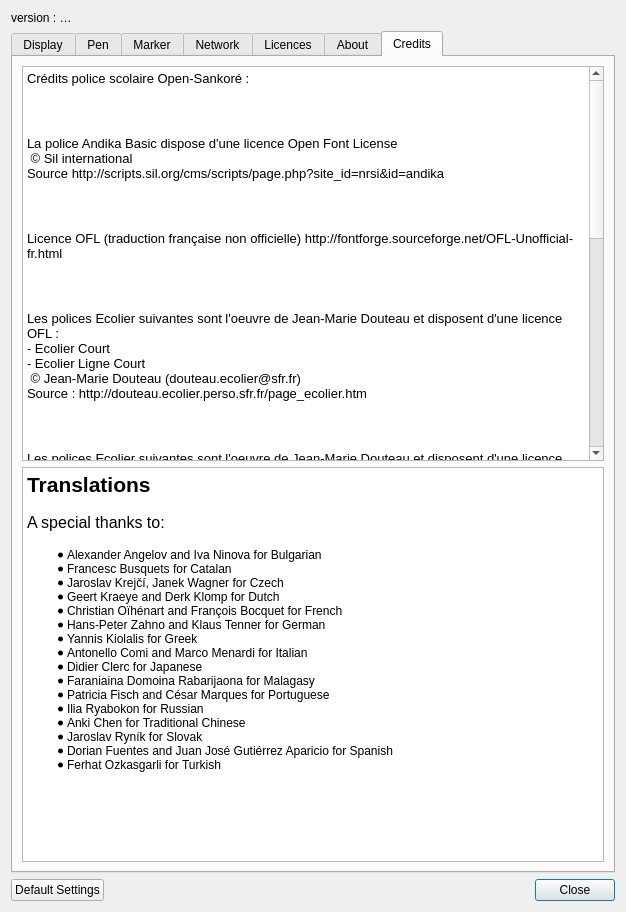
First picture: the form in resources/forms/preferences.ui, repository Sankore/Sankore-3.1, before the edit.
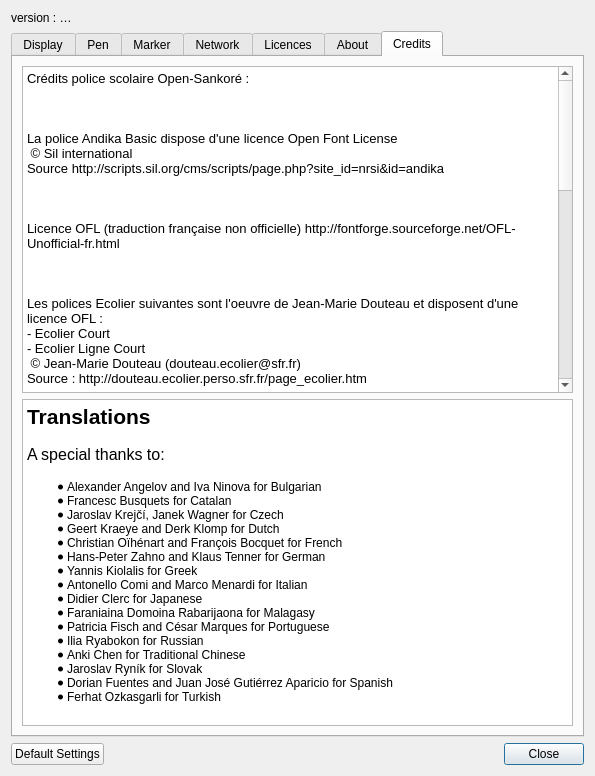
Second picture: the form after the edit. The open tabs and pages were chosen to show the change.

Patch:
```diff
--- a/resources/forms/preferences.ui
+++ b/resources/forms/preferences.ui
@@ -6,8 +6,8 @@
    <rect>
     <x>0</x>
     <y>0</y>
-    <width>626</width>
-    <height>912</height>
+    <width>595</width>
+    <height>776</height>
    </rect>
   </property>
   <property name="windowTitle">
@@ -2463,52 +2463,52 @@
           <string>&lt;!DOCTYPE HTML PUBLIC &quot;-//W3C//DTD HTML 4.0//EN&quot; &quot;http://www.w3.org/TR/REC-html40/strict.dtd&quot;&gt;
 &lt;html&gt;&lt;head&gt;&lt;meta name=&quot;qrichtext&quot; content=&quot;1&quot; /&gt;&lt;style type=&quot;text/css&quot;&gt;
 p, li { white-space: pre-wrap; }
-&lt;/style&gt;&lt;/head&gt;&lt;body style=&quot; font-family:'Ubuntu'; font-size:11pt; font-weight:400; font-style:normal;&quot;&gt;
-&lt;p style=&quot; margin-top:0px; margin-bottom:0px; margin-left:0px; margin-right:0px; -qt-block-indent:0; text-indent:0px;&quot;&gt;&lt;span style=&quot; font-size:10pt;&quot;&gt;Crédits police scolaire Open-Sankoré : &lt;/span&gt;&lt;/p&gt;
-&lt;p style=&quot;-qt-paragraph-type:empty; margin-top:0px; margin-bottom:0px; margin-left:0px; margin-right:0px; -qt-block-indent:0; text-indent:0px; font-size:10pt;&quot;&gt;&lt;br /&gt;&lt;/p&gt;
-&lt;p style=&quot; margin-top:0px; margin-bottom:0px; margin-left:0px; margin-right:0px; -qt-block-indent:0; text-indent:0px;&quot;&gt;&lt;span style=&quot; font-size:10pt;&quot;&gt;&lt;br /&gt;&lt;/span&gt;&lt;/p&gt;
-&lt;p style=&quot; margin-top:0px; margin-bottom:0px; margin-left:0px; margin-right:0px; -qt-block-indent:0; text-indent:0px;&quot;&gt;&lt;span style=&quot; font-size:10pt;&quot;&gt;La police Andika Basic dispose d'une licence Open Font License &lt;/span&gt;&lt;/p&gt;
-&lt;p style=&quot; margin-top:0px; margin-bottom:0px; margin-left:0px; margin-right:0px; -qt-block-indent:0; text-indent:0px;&quot;&gt;&lt;span style=&quot; font-size:10pt;&quot;&gt; © Sil international&lt;/span&gt;&lt;/p&gt;
-&lt;p style=&quot; margin-top:0px; margin-bottom:0px; margin-left:0px; margin-right:0px; -qt-block-indent:0; text-indent:0px;&quot;&gt;&lt;span style=&quot; font-size:10pt;&quot;&gt;Source http://scripts.sil.org/cms/scripts/page.php?site_id=nrsi&amp;amp;id=andika&lt;/span&gt;&lt;/p&gt;
-&lt;p style=&quot;-qt-paragraph-type:empty; margin-top:0px; margin-bottom:0px; margin-left:0px; margin-right:0px; -qt-block-indent:0; text-indent:0px; font-size:10pt;&quot;&gt;&lt;br /&gt;&lt;/p&gt;
-&lt;p style=&quot; margin-top:0px; margin-bottom:0px; margin-left:0px; margin-right:0px; -qt-block-indent:0; text-indent:0px;&quot;&gt;&lt;span style=&quot; font-size:10pt;&quot;&gt;&lt;br /&gt;&lt;/span&gt;&lt;/p&gt;
-&lt;p style=&quot; margin-top:0px; margin-bottom:0px; margin-left:0px; margin-right:0px; -qt-block-indent:0; text-indent:0px;&quot;&gt;&lt;span style=&quot; font-size:10pt;&quot;&gt;Licence OFL (traduction française non officielle) http://fontforge.sourceforge.net/OFL-Unofficial-fr.html&lt;/span&gt;&lt;/p&gt;
-&lt;p style=&quot;-qt-paragraph-type:empty; margin-top:0px; margin-bottom:0px; margin-left:0px; margin-right:0px; -qt-block-indent:0; text-indent:0px; font-size:10pt;&quot;&gt;&lt;br /&gt;&lt;/p&gt;
-&lt;p style=&quot; margin-top:0px; margin-bottom:0px; margin-left:0px; margin-right:0px; -qt-block-indent:0; text-indent:0px;&quot;&gt;&lt;span style=&quot; font-size:10pt;&quot;&gt;&lt;br /&gt;&lt;/span&gt;&lt;/p&gt;
-&lt;p style=&quot; margin-top:0px; margin-bottom:0px; margin-left:0px; margin-right:0px; -qt-block-indent:0; text-indent:0px;&quot;&gt;&lt;span style=&quot; font-size:10pt;&quot;&gt;Les polices Ecolier suivantes sont l'oeuvre de Jean-Marie Douteau et disposent d'une licence OFL : &lt;/span&gt;&lt;/p&gt;
-&lt;p style=&quot; margin-top:0px; margin-bottom:0px; margin-left:0px; margin-right:0px; -qt-block-indent:0; text-indent:0px;&quot;&gt;&lt;span style=&quot; font-size:10pt;&quot;&gt;- Ecolier Court &lt;/span&gt;&lt;/p&gt;
-&lt;p style=&quot; margin-top:0px; margin-bottom:0px; margin-left:0px; margin-right:0px; -qt-block-indent:0; text-indent:0px;&quot;&gt;&lt;span style=&quot; font-size:10pt;&quot;&gt;- Ecolier Ligne Court&lt;/span&gt;&lt;/p&gt;
-&lt;p style=&quot; margin-top:0px; margin-bottom:0px; margin-left:0px; margin-right:0px; -qt-block-indent:0; text-indent:0px;&quot;&gt;&lt;span style=&quot; font-size:10pt;&quot;&gt; © Jean-Marie Douteau (douteau.ecolier@sfr.fr)&lt;/span&gt;&lt;/p&gt;
-&lt;p style=&quot; margin-top:0px; margin-bottom:0px; margin-left:0px; margin-right:0px; -qt-block-indent:0; text-indent:0px;&quot;&gt;&lt;span style=&quot; font-size:10pt;&quot;&gt;Source : http://douteau.ecolier.perso.sfr.fr/page_ecolier.htm&lt;/span&gt;&lt;/p&gt;
-&lt;p style=&quot;-qt-paragraph-type:empty; margin-top:0px; margin-bottom:0px; margin-left:0px; margin-right:0px; -qt-block-indent:0; text-indent:0px; font-size:10pt;&quot;&gt;&lt;br /&gt;&lt;/p&gt;
-&lt;p style=&quot; margin-top:0px; margin-bottom:0px; margin-left:0px; margin-right:0px; -qt-block-indent:0; text-indent:0px;&quot;&gt;&lt;span style=&quot; font-size:10pt;&quot;&gt;&lt;br /&gt;&lt;/span&gt;&lt;/p&gt;
-&lt;p style=&quot; margin-top:0px; margin-bottom:0px; margin-left:0px; margin-right:0px; -qt-block-indent:0; text-indent:0px;&quot;&gt;&lt;span style=&quot; font-size:10pt;&quot;&gt;Les polices Ecolier suivantes sont l'oeuvre de Jean-Marie Douteau et disposent d'une licence Creative Commons BY NC ND :&lt;/span&gt;&lt;/p&gt;
-&lt;p style=&quot; margin-top:0px; margin-bottom:0px; margin-left:0px; margin-right:0px; -qt-block-indent:0; text-indent:0px;&quot;&gt;&lt;span style=&quot; font-size:10pt;&quot;&gt;- Ecolier lignes pointillés&lt;/span&gt;&lt;/p&gt;
-&lt;p style=&quot; margin-top:0px; margin-bottom:0px; margin-left:0px; margin-right:0px; -qt-block-indent:0; text-indent:0px;&quot;&gt;&lt;span style=&quot; font-size:10pt;&quot;&gt;- Écolier pointillés&lt;/span&gt;&lt;/p&gt;
-&lt;p style=&quot; margin-top:0px; margin-bottom:0px; margin-left:0px; margin-right:0px; -qt-block-indent:0; text-indent:0px;&quot;&gt;&lt;span style=&quot; font-size:10pt;&quot;&gt;- Écolier CP&lt;/span&gt;&lt;/p&gt;
-&lt;p style=&quot; margin-top:0px; margin-bottom:0px; margin-left:0px; margin-right:0px; -qt-block-indent:0; text-indent:0px;&quot;&gt;&lt;span style=&quot; font-size:10pt;&quot;&gt;- Écolier CP pointillés&lt;/span&gt;&lt;/p&gt;
-&lt;p style=&quot; margin-top:0px; margin-bottom:0px; margin-left:0px; margin-right:0px; -qt-block-indent:0; text-indent:0px;&quot;&gt;&lt;span style=&quot; font-size:10pt;&quot;&gt; © Jean-Marie Douteau (douteau.ecolier@sfr.fr)&lt;/span&gt;&lt;/p&gt;
-&lt;p style=&quot; margin-top:0px; margin-bottom:0px; margin-left:0px; margin-right:0px; -qt-block-indent:0; text-indent:0px;&quot;&gt;&lt;span style=&quot; font-size:10pt;&quot;&gt;Source : http://douteau.ecolier.perso.sfr.fr/page_ecolier.htm&lt;/span&gt;&lt;/p&gt;
-&lt;p style=&quot;-qt-paragraph-type:empty; margin-top:0px; margin-bottom:0px; margin-left:0px; margin-right:0px; -qt-block-indent:0; text-indent:0px; font-size:10pt;&quot;&gt;&lt;br /&gt;&lt;/p&gt;
-&lt;p style=&quot; margin-top:0px; margin-bottom:0px; margin-left:0px; margin-right:0px; -qt-block-indent:0; text-indent:0px;&quot;&gt;&lt;span style=&quot; font-size:10pt;&quot;&gt;&lt;br /&gt;&lt;/span&gt;&lt;/p&gt;
-&lt;p style=&quot; margin-top:0px; margin-bottom:0px; margin-left:0px; margin-right:0px; -qt-block-indent:0; text-indent:0px;&quot;&gt;&lt;span style=&quot; font-size:10pt;&quot;&gt;Les polices Cursive sont l'oeuvre d'Antoine Fetet (antoine.fetet@laposte.net) à partir d'une police proposée par Jean-Claude Gineau&lt;/span&gt;&lt;/p&gt;
-&lt;p style=&quot; margin-top:0px; margin-bottom:0px; margin-left:0px; margin-right:0px; -qt-block-indent:0; text-indent:0px;&quot;&gt;&lt;span style=&quot; font-size:10pt;&quot;&gt;Source : http://lps13.free.fr/contenu/construire/Cursive_standard.zip et http://fr.fontriver.com/font/gino_school_script/&lt;/span&gt;&lt;/p&gt;
-&lt;p style=&quot; margin-top:0px; margin-bottom:0px; margin-left:0px; margin-right:0px; -qt-block-indent:0; text-indent:0px;&quot;&gt;&lt;span style=&quot; font-size:10pt;&quot;&gt;L'auteur en autorise l'utilisation dans le cadre du logiciel open-Sankoré pour un usage non commercial&lt;/span&gt;&lt;/p&gt;
-&lt;p style=&quot;-qt-paragraph-type:empty; margin-top:0px; margin-bottom:0px; margin-left:0px; margin-right:0px; -qt-block-indent:0; text-indent:0px; font-size:10pt;&quot;&gt;&lt;br /&gt;&lt;/p&gt;
-&lt;p style=&quot; margin-top:0px; margin-bottom:0px; margin-left:0px; margin-right:0px; -qt-block-indent:0; text-indent:0px;&quot;&gt;&lt;span style=&quot; font-size:10pt;&quot;&gt;&lt;br /&gt;&lt;/span&gt;&lt;/p&gt;
-&lt;p style=&quot; margin-top:0px; margin-bottom:0px; margin-left:0px; margin-right:0px; -qt-block-indent:0; text-indent:0px;&quot;&gt;&lt;span style=&quot; font-size:10pt;&quot;&gt;Les polices Script (Ecole et CaseEcole) sont l'oeuvre d'Henri Rogelet&lt;/span&gt;&lt;/p&gt;
-&lt;p style=&quot; margin-top:0px; margin-bottom:0px; margin-left:0px; margin-right:0px; -qt-block-indent:0; text-indent:0px;&quot;&gt;&lt;span style=&quot; font-size:10pt;&quot;&gt;Source : http://pointecole.free.fr/polices/SCRIPTCO.zip&lt;/span&gt;&lt;/p&gt;
-&lt;p style=&quot; margin-top:0px; margin-bottom:0px; margin-left:0px; margin-right:0px; -qt-block-indent:0; text-indent:0px;&quot;&gt;&lt;span style=&quot; font-size:10pt;&quot;&gt;Source : http://pointecole.free.fr/polices/SCRIPTCA.zip&lt;/span&gt;&lt;/p&gt;
-&lt;p style=&quot; margin-top:0px; margin-bottom:0px; margin-left:0px; margin-right:0px; -qt-block-indent:0; text-indent:0px;&quot;&gt;&lt;span style=&quot; font-size:10pt;&quot;&gt; © Henri Rogelet &amp;lt;h.rogelet@free.fr&amp;gt;&lt;/span&gt;&lt;/p&gt;
-&lt;p style=&quot; margin-top:0px; margin-bottom:0px; margin-left:0px; margin-right:0px; -qt-block-indent:0; text-indent:0px;&quot;&gt;&lt;span style=&quot; font-size:10pt;&quot;&gt;Autorisation pour un usage non commercial&lt;/span&gt;&lt;/p&gt;
-&lt;p style=&quot; margin-top:0px; margin-bottom:0px; margin-left:0px; margin-right:0px; -qt-block-indent:0; text-indent:0px;&quot;&gt;&lt;span style=&quot; font-size:10pt;&quot;&gt;Source : http://pointecole.free.fr/polices.html&lt;/span&gt;&lt;/p&gt;
-&lt;p style=&quot;-qt-paragraph-type:empty; margin-top:0px; margin-bottom:0px; margin-left:0px; margin-right:0px; -qt-block-indent:0; text-indent:0px; font-size:10pt;&quot;&gt;&lt;br /&gt;&lt;/p&gt;
-&lt;p style=&quot; margin-top:0px; margin-bottom:0px; margin-left:0px; margin-right:0px; -qt-block-indent:0; text-indent:0px;&quot;&gt;&lt;span style=&quot; font-size:10pt;&quot;&gt;&lt;br /&gt;&lt;/span&gt;&lt;/p&gt;
-&lt;p style=&quot; margin-top:0px; margin-bottom:0px; margin-left:0px; margin-right:0px; -qt-block-indent:0; text-indent:0px;&quot;&gt;&lt;span style=&quot; font-size:10pt;&quot;&gt;La police phonétique, Alphonet est l'oeuvre d'Henri Rogelet&lt;/span&gt;&lt;/p&gt;
-&lt;p style=&quot; margin-top:0px; margin-bottom:0px; margin-left:0px; margin-right:0px; -qt-block-indent:0; text-indent:0px;&quot;&gt;&lt;span style=&quot; font-size:10pt;&quot;&gt;Source : http://pointecole.free.fr/polices/ALPHONET.zip&lt;/span&gt;&lt;/p&gt;
-&lt;p style=&quot; margin-top:0px; margin-bottom:0px; margin-left:0px; margin-right:0px; -qt-block-indent:0; text-indent:0px;&quot;&gt;&lt;span style=&quot; font-size:10pt;&quot;&gt; © Henri Rogelet &amp;lt;h.rogelet@free.fr&amp;gt;&lt;/span&gt;&lt;/p&gt;
-&lt;p style=&quot; margin-top:0px; margin-bottom:0px; margin-left:0px; margin-right:0px; -qt-block-indent:0; text-indent:0px;&quot;&gt;&lt;span style=&quot; font-size:10pt;&quot;&gt;Autorisation pour un usage non commercial&lt;/span&gt;&lt;/p&gt;
-&lt;p style=&quot; margin-top:0px; margin-bottom:0px; margin-left:0px; margin-right:0px; -qt-block-indent:0; text-indent:0px;&quot;&gt;&lt;span style=&quot; font-size:10pt;&quot;&gt;Source : http://pointecole.free.fr/polices.html&lt;/span&gt;&lt;/p&gt;&lt;/body&gt;&lt;/html&gt;</string>
+&lt;/style&gt;&lt;/head&gt;&lt;body style=&quot; font-family:'Cantarell'; font-size:10pt; font-weight:400; font-style:normal;&quot;&gt;
+&lt;p style=&quot; margin-top:0px; margin-bottom:0px; margin-left:0px; margin-right:0px; -qt-block-indent:0; text-indent:0px;&quot;&gt;&lt;span style=&quot; font-family:'Ubuntu';&quot;&gt;Crédits police scolaire Open-Sankoré : &lt;/span&gt;&lt;/p&gt;
+&lt;p style=&quot;-qt-paragraph-type:empty; margin-top:0px; margin-bottom:0px; margin-left:0px; margin-right:0px; -qt-block-indent:0; text-indent:0px; font-family:'Ubuntu';&quot;&gt;&lt;br /&gt;&lt;/p&gt;
+&lt;p style=&quot; margin-top:0px; margin-bottom:0px; margin-left:0px; margin-right:0px; -qt-block-indent:0; text-indent:0px;&quot;&gt;&lt;span style=&quot; font-family:'Ubuntu';&quot;&gt;&lt;br /&gt;&lt;/span&gt;&lt;/p&gt;
+&lt;p style=&quot; margin-top:0px; margin-bottom:0px; margin-left:0px; margin-right:0px; -qt-block-indent:0; text-indent:0px;&quot;&gt;&lt;span style=&quot; font-family:'Ubuntu';&quot;&gt;La police Andika Basic dispose d'une licence Open Font License &lt;/span&gt;&lt;/p&gt;
+&lt;p style=&quot; margin-top:0px; margin-bottom:0px; margin-left:0px; margin-right:0px; -qt-block-indent:0; text-indent:0px;&quot;&gt;&lt;span style=&quot; font-family:'Ubuntu';&quot;&gt; © Sil international&lt;/span&gt;&lt;/p&gt;
+&lt;p style=&quot; margin-top:0px; margin-bottom:0px; margin-left:0px; margin-right:0px; -qt-block-indent:0; text-indent:0px;&quot;&gt;&lt;span style=&quot; font-family:'Ubuntu';&quot;&gt;Source http://scripts.sil.org/cms/scripts/page.php?site_id=nrsi&amp;amp;id=andika&lt;/span&gt;&lt;/p&gt;
+&lt;p style=&quot;-qt-paragraph-type:empty; margin-top:0px; margin-bottom:0px; margin-left:0px; margin-right:0px; -qt-block-indent:0; text-indent:0px; font-family:'Ubuntu';&quot;&gt;&lt;br /&gt;&lt;/p&gt;
+&lt;p style=&quot; margin-top:0px; margin-bottom:0px; margin-left:0px; margin-right:0px; -qt-block-indent:0; text-indent:0px;&quot;&gt;&lt;span style=&quot; font-family:'Ubuntu';&quot;&gt;&lt;br /&gt;&lt;/span&gt;&lt;/p&gt;
+&lt;p style=&quot; margin-top:0px; margin-bottom:0px; margin-left:0px; margin-right:0px; -qt-block-indent:0; text-indent:0px;&quot;&gt;&lt;span style=&quot; font-family:'Ubuntu';&quot;&gt;Licence OFL (traduction française non officielle) http://fontforge.sourceforge.net/OFL-Unofficial-fr.html&lt;/span&gt;&lt;/p&gt;
+&lt;p style=&quot;-qt-paragraph-type:empty; margin-top:0px; margin-bottom:0px; margin-left:0px; margin-right:0px; -qt-block-indent:0; text-indent:0px; font-family:'Ubuntu';&quot;&gt;&lt;br /&gt;&lt;/p&gt;
+&lt;p style=&quot; margin-top:0px; margin-bottom:0px; margin-left:0px; margin-right:0px; -qt-block-indent:0; text-indent:0px;&quot;&gt;&lt;span style=&quot; font-family:'Ubuntu';&quot;&gt;&lt;br /&gt;&lt;/span&gt;&lt;/p&gt;
+&lt;p style=&quot; margin-top:0px; margin-bottom:0px; margin-left:0px; margin-right:0px; -qt-block-indent:0; text-indent:0px;&quot;&gt;&lt;span style=&quot; font-family:'Ubuntu';&quot;&gt;Les polices Ecolier suivantes sont l'oeuvre de Jean-Marie Douteau et disposent d'une licence OFL : &lt;/span&gt;&lt;/p&gt;
+&lt;p style=&quot; margin-top:0px; margin-bottom:0px; margin-left:0px; margin-right:0px; -qt-block-indent:0; text-indent:0px;&quot;&gt;&lt;span style=&quot; font-family:'Ubuntu';&quot;&gt;- Ecolier Court &lt;/span&gt;&lt;/p&gt;
+&lt;p style=&quot; margin-top:0px; margin-bottom:0px; margin-left:0px; margin-right:0px; -qt-block-indent:0; text-indent:0px;&quot;&gt;&lt;span style=&quot; font-family:'Ubuntu';&quot;&gt;- Ecolier Ligne Court&lt;/span&gt;&lt;/p&gt;
+&lt;p style=&quot; margin-top:0px; margin-bottom:0px; margin-left:0px; margin-right:0px; -qt-block-indent:0; text-indent:0px;&quot;&gt;&lt;span style=&quot; font-family:'Ubuntu';&quot;&gt; © Jean-Marie Douteau (douteau.ecolier@sfr.fr)&lt;/span&gt;&lt;/p&gt;
+&lt;p style=&quot; margin-top:0px; margin-bottom:0px; margin-left:0px; margin-right:0px; -qt-block-indent:0; text-indent:0px;&quot;&gt;&lt;span style=&quot; font-family:'Ubuntu';&quot;&gt;Source : http://douteau.ecolier.perso.sfr.fr/page_ecolier.htm&lt;/span&gt;&lt;/p&gt;
+&lt;p style=&quot;-qt-paragraph-type:empty; margin-top:0px; margin-bottom:0px; margin-left:0px; margin-right:0px; -qt-block-indent:0; text-indent:0px; font-family:'Ubuntu';&quot;&gt;&lt;br /&gt;&lt;/p&gt;
+&lt;p style=&quot; margin-top:0px; margin-bottom:0px; margin-left:0px; margin-right:0px; -qt-block-indent:0; text-indent:0px;&quot;&gt;&lt;span style=&quot; font-family:'Ubuntu';&quot;&gt;&lt;br /&gt;&lt;/span&gt;&lt;/p&gt;
+&lt;p style=&quot; margin-top:0px; margin-bottom:0px; margin-left:0px; margin-right:0px; -qt-block-indent:0; text-indent:0px;&quot;&gt;&lt;span style=&quot; font-family:'Ubuntu';&quot;&gt;Les polices Ecolier suivantes sont l'oeuvre de Jean-Marie Douteau et disposent d'une licence Creative Commons BY NC ND :&lt;/span&gt;&lt;/p&gt;
+&lt;p style=&quot; margin-top:0px; margin-bottom:0px; margin-left:0px; margin-right:0px; -qt-block-indent:0; text-indent:0px;&quot;&gt;&lt;span style=&quot; font-family:'Ubuntu';&quot;&gt;- Ecolier lignes pointillés&lt;/span&gt;&lt;/p&gt;
+&lt;p style=&quot; margin-top:0px; margin-bottom:0px; margin-left:0px; margin-right:0px; -qt-block-indent:0; text-indent:0px;&quot;&gt;&lt;span style=&quot; font-family:'Ubuntu';&quot;&gt;- Écolier pointillés&lt;/span&gt;&lt;/p&gt;
+&lt;p style=&quot; margin-top:0px; margin-bottom:0px; margin-left:0px; margin-right:0px; -qt-block-indent:0; text-indent:0px;&quot;&gt;&lt;span style=&quot; font-family:'Ubuntu';&quot;&gt;- Écolier CP&lt;/span&gt;&lt;/p&gt;
+&lt;p style=&quot; margin-top:0px; margin-bottom:0px; margin-left:0px; margin-right:0px; -qt-block-indent:0; text-indent:0px;&quot;&gt;&lt;span style=&quot; font-family:'Ubuntu';&quot;&gt;- Écolier CP pointillés&lt;/span&gt;&lt;/p&gt;
+&lt;p style=&quot; margin-top:0px; margin-bottom:0px; margin-left:0px; margin-right:0px; -qt-block-indent:0; text-indent:0px;&quot;&gt;&lt;span style=&quot; font-family:'Ubuntu';&quot;&gt; © Jean-Marie Douteau (douteau.ecolier@sfr.fr)&lt;/span&gt;&lt;/p&gt;
+&lt;p style=&quot; margin-top:0px; margin-bottom:0px; margin-left:0px; margin-right:0px; -qt-block-indent:0; text-indent:0px;&quot;&gt;&lt;span style=&quot; font-family:'Ubuntu';&quot;&gt;Source : http://douteau.ecolier.perso.sfr.fr/page_ecolier.htm&lt;/span&gt;&lt;/p&gt;
+&lt;p style=&quot;-qt-paragraph-type:empty; margin-top:0px; margin-bottom:0px; margin-left:0px; margin-right:0px; -qt-block-indent:0; text-indent:0px; font-family:'Ubuntu';&quot;&gt;&lt;br /&gt;&lt;/p&gt;
+&lt;p style=&quot; margin-top:0px; margin-bottom:0px; margin-left:0px; margin-right:0px; -qt-block-indent:0; text-indent:0px;&quot;&gt;&lt;span style=&quot; font-family:'Ubuntu';&quot;&gt;&lt;br /&gt;&lt;/span&gt;&lt;/p&gt;
+&lt;p style=&quot; margin-top:0px; margin-bottom:0px; margin-left:0px; margin-right:0px; -qt-block-indent:0; text-indent:0px;&quot;&gt;&lt;span style=&quot; font-family:'Ubuntu';&quot;&gt;Les polices Cursive sont l'oeuvre d'Antoine Fetet (antoine.fetet@laposte.net) à partir d'une police proposée par Jean-Claude Gineau&lt;/span&gt;&lt;/p&gt;
+&lt;p style=&quot; margin-top:0px; margin-bottom:0px; margin-left:0px; margin-right:0px; -qt-block-indent:0; text-indent:0px;&quot;&gt;&lt;span style=&quot; font-family:'Ubuntu';&quot;&gt;Source : http://lps13.free.fr/contenu/construire/Cursive_standard.zip et http://fr.fontriver.com/font/gino_school_script/&lt;/span&gt;&lt;/p&gt;
+&lt;p style=&quot; margin-top:0px; margin-bottom:0px; margin-left:0px; margin-right:0px; -qt-block-indent:0; text-indent:0px;&quot;&gt;&lt;span style=&quot; font-family:'Ubuntu';&quot;&gt;L'auteur en autorise l'utilisation dans le cadre du logiciel open-Sankoré pour un usage non commercial&lt;/span&gt;&lt;/p&gt;
+&lt;p style=&quot;-qt-paragraph-type:empty; margin-top:0px; margin-bottom:0px; margin-left:0px; margin-right:0px; -qt-block-indent:0; text-indent:0px; font-family:'Ubuntu';&quot;&gt;&lt;br /&gt;&lt;/p&gt;
+&lt;p style=&quot; margin-top:0px; margin-bottom:0px; margin-left:0px; margin-right:0px; -qt-block-indent:0; text-indent:0px;&quot;&gt;&lt;span style=&quot; font-family:'Ubuntu';&quot;&gt;&lt;br /&gt;&lt;/span&gt;&lt;/p&gt;
+&lt;p style=&quot; margin-top:0px; margin-bottom:0px; margin-left:0px; margin-right:0px; -qt-block-indent:0; text-indent:0px;&quot;&gt;&lt;span style=&quot; font-family:'Ubuntu';&quot;&gt;Les polices Script (Ecole et CaseEcole) sont l'oeuvre d'Henri Rogelet&lt;/span&gt;&lt;/p&gt;
+&lt;p style=&quot; margin-top:0px; margin-bottom:0px; margin-left:0px; margin-right:0px; -qt-block-indent:0; text-indent:0px;&quot;&gt;&lt;span style=&quot; font-family:'Ubuntu';&quot;&gt;Source : http://pointecole.free.fr/polices/SCRIPTCO.zip&lt;/span&gt;&lt;/p&gt;
+&lt;p style=&quot; margin-top:0px; margin-bottom:0px; margin-left:0px; margin-right:0px; -qt-block-indent:0; text-indent:0px;&quot;&gt;&lt;span style=&quot; font-family:'Ubuntu';&quot;&gt;Source : http://pointecole.free.fr/polices/SCRIPTCA.zip&lt;/span&gt;&lt;/p&gt;
+&lt;p style=&quot; margin-top:0px; margin-bottom:0px; margin-left:0px; margin-right:0px; -qt-block-indent:0; text-indent:0px;&quot;&gt;&lt;span style=&quot; font-family:'Ubuntu';&quot;&gt; © Henri Rogelet &amp;lt;h.rogelet@free.fr&amp;gt;&lt;/span&gt;&lt;/p&gt;
+&lt;p style=&quot; margin-top:0px; margin-bottom:0px; margin-left:0px; margin-right:0px; -qt-block-indent:0; text-indent:0px;&quot;&gt;&lt;span style=&quot; font-family:'Ubuntu';&quot;&gt;Autorisation pour un usage non commercial&lt;/span&gt;&lt;/p&gt;
+&lt;p style=&quot; margin-top:0px; margin-bottom:0px; margin-left:0px; margin-right:0px; -qt-block-indent:0; text-indent:0px;&quot;&gt;&lt;span style=&quot; font-family:'Ubuntu';&quot;&gt;Source : http://pointecole.free.fr/polices.html&lt;/span&gt;&lt;/p&gt;
+&lt;p style=&quot;-qt-paragraph-type:empty; margin-top:0px; margin-bottom:0px; margin-left:0px; margin-right:0px; -qt-block-indent:0; text-indent:0px; font-family:'Ubuntu';&quot;&gt;&lt;br /&gt;&lt;/p&gt;
+&lt;p style=&quot; margin-top:0px; margin-bottom:0px; margin-left:0px; margin-right:0px; -qt-block-indent:0; text-indent:0px;&quot;&gt;&lt;span style=&quot; font-family:'Ubuntu';&quot;&gt;&lt;br /&gt;&lt;/span&gt;&lt;/p&gt;
+&lt;p style=&quot; margin-top:0px; margin-bottom:0px; margin-left:0px; margin-right:0px; -qt-block-indent:0; text-indent:0px;&quot;&gt;&lt;span style=&quot; font-family:'Ubuntu';&quot;&gt;La police phonétique, Alphonet est l'oeuvre d'Henri Rogelet&lt;/span&gt;&lt;/p&gt;
+&lt;p style=&quot; margin-top:0px; margin-bottom:0px; margin-left:0px; margin-right:0px; -qt-block-indent:0; text-indent:0px;&quot;&gt;&lt;span style=&quot; font-family:'Ubuntu';&quot;&gt;Source : http://pointecole.free.fr/polices/ALPHONET.zip&lt;/span&gt;&lt;/p&gt;
+&lt;p style=&quot; margin-top:0px; margin-bottom:0px; margin-left:0px; margin-right:0px; -qt-block-indent:0; text-indent:0px;&quot;&gt;&lt;span style=&quot; font-family:'Ubuntu';&quot;&gt; © Henri Rogelet &amp;lt;h.rogelet@free.fr&amp;gt;&lt;/span&gt;&lt;/p&gt;
+&lt;p style=&quot; margin-top:0px; margin-bottom:0px; margin-left:0px; margin-right:0px; -qt-block-indent:0; text-indent:0px;&quot;&gt;&lt;span style=&quot; font-family:'Ubuntu';&quot;&gt;Autorisation pour un usage non commercial&lt;/span&gt;&lt;/p&gt;
+&lt;p style=&quot; margin-top:0px; margin-bottom:0px; margin-left:0px; margin-right:0px; -qt-block-indent:0; text-indent:0px;&quot;&gt;&lt;span style=&quot; font-family:'Ubuntu';&quot;&gt;Source : http://pointecole.free.fr/polices.html&lt;/span&gt;&lt;/p&gt;&lt;/body&gt;&lt;/html&gt;</string>
          </property>
          <property name="textInteractionFlags">
           <set>Qt::TextSelectableByKeyboard|Qt::TextSelectableByMouse</set>
@@ -2530,25 +2530,25 @@
           <string notr="true">&lt;!DOCTYPE HTML PUBLIC &quot;-//W3C//DTD HTML 4.0//EN&quot; &quot;http://www.w3.org/TR/REC-html40/strict.dtd&quot;&gt;
 &lt;html&gt;&lt;head&gt;&lt;meta name=&quot;qrichtext&quot; content=&quot;1&quot; /&gt;&lt;style type=&quot;text/css&quot;&gt;
 p, li { white-space: pre-wrap; }
-&lt;/style&gt;&lt;/head&gt;&lt;body style=&quot; font-family:'Ubuntu'; font-size:11pt; font-weight:400; font-style:normal;&quot;&gt;
-&lt;p style=&quot; margin-top:18px; margin-bottom:12px; margin-left:0px; margin-right:0px; -qt-block-indent:0; text-indent:0px;&quot;&gt;&lt;span style=&quot; font-size:16pt; font-weight:600;&quot;&gt;Translations&lt;/span&gt;&lt;/p&gt;
-&lt;p style=&quot; margin-top:16px; margin-bottom:12px; margin-left:0px; margin-right:0px; -qt-block-indent:0; text-indent:0px;&quot;&gt;&lt;span style=&quot; font-size:12pt;&quot;&gt;A special thanks to:&lt;/span&gt;&lt;/p&gt;
-&lt;ul style=&quot;margin-top: 0px; margin-bottom: 0px; margin-left: 0px; margin-right: 0px; -qt-list-indent: 1;&quot;&gt;&lt;li style=&quot; font-size:10pt; font-weight:600;&quot; style=&quot; margin-top:16px; margin-bottom:0px; margin-left:0px; margin-right:0px; -qt-block-indent:0; text-indent:0px;&quot;&gt;&lt;span style=&quot; font-size:medium; font-weight:400;&quot;&gt;Alexander Angelov and Iva Ninova for Bulgarian&lt;/span&gt;&lt;/li&gt;
-&lt;li style=&quot; font-size:10pt;&quot; style=&quot; margin-top:0px; margin-bottom:0px; margin-left:0px; margin-right:0px; -qt-block-indent:0; text-indent:0px;&quot;&gt;&lt;span style=&quot; font-size:medium;&quot;&gt;Francesc Busquets for Catalan&lt;/span&gt;&lt;/li&gt;
-&lt;li style=&quot; font-size:10pt;&quot; style=&quot; margin-top:0px; margin-bottom:0px; margin-left:0px; margin-right:0px; -qt-block-indent:0; text-indent:0px;&quot;&gt;&lt;span style=&quot; font-size:medium;&quot;&gt;Jaroslav Krejčí, Janek Wagner for Czech&lt;/span&gt;&lt;/li&gt;
-&lt;li style=&quot; font-size:10pt;&quot; style=&quot; margin-top:0px; margin-bottom:0px; margin-left:0px; margin-right:0px; -qt-block-indent:0; text-indent:0px;&quot;&gt;&lt;span style=&quot; font-size:medium;&quot;&gt;Geert Kraeye and Derk Klomp for Dutch&lt;/span&gt;&lt;/li&gt;
-&lt;li style=&quot; font-size:10pt;&quot; style=&quot; margin-top:0px; margin-bottom:0px; margin-left:0px; margin-right:0px; -qt-block-indent:0; text-indent:0px;&quot;&gt;&lt;span style=&quot; font-size:medium;&quot;&gt;Christian Oïhénart and François Bocquet for French&lt;/span&gt;&lt;/li&gt;
-&lt;li style=&quot; font-size:10pt;&quot; style=&quot; margin-top:0px; margin-bottom:0px; margin-left:0px; margin-right:0px; -qt-block-indent:0; text-indent:0px;&quot;&gt;&lt;span style=&quot; font-size:medium;&quot;&gt;Hans-Peter Zahno and Klaus Tenner for German&lt;/span&gt;&lt;/li&gt;
-&lt;li style=&quot; font-size:10pt;&quot; style=&quot; margin-top:0px; margin-bottom:0px; margin-left:0px; margin-right:0px; -qt-block-indent:0; text-indent:0px;&quot;&gt;&lt;span style=&quot; font-size:medium;&quot;&gt;Yannis Kiolalis for Greek&lt;/span&gt;&lt;/li&gt;
-&lt;li style=&quot; font-size:10pt;&quot; style=&quot; margin-top:0px; margin-bottom:0px; margin-left:0px; margin-right:0px; -qt-block-indent:0; text-indent:0px;&quot;&gt;&lt;span style=&quot; font-size:medium;&quot;&gt;Antonello Comi and Marco Menardi for Italian&lt;/span&gt;&lt;/li&gt;
-&lt;li style=&quot; font-size:10pt;&quot; style=&quot; margin-top:0px; margin-bottom:0px; margin-left:0px; margin-right:0px; -qt-block-indent:0; text-indent:0px;&quot;&gt;&lt;span style=&quot; font-size:medium;&quot;&gt;Didier Clerc for Japanese&lt;/span&gt;&lt;/li&gt;
-&lt;li style=&quot; font-size:10pt;&quot; style=&quot; margin-top:0px; margin-bottom:0px; margin-left:0px; margin-right:0px; -qt-block-indent:0; text-indent:0px;&quot;&gt;&lt;span style=&quot; font-size:medium;&quot;&gt;Faraniaina Domoina Rabarijaona for Malagasy&lt;/span&gt;&lt;/li&gt;
-&lt;li style=&quot; font-size:10pt;&quot; style=&quot; margin-top:0px; margin-bottom:0px; margin-left:0px; margin-right:0px; -qt-block-indent:0; text-indent:0px;&quot;&gt;&lt;span style=&quot; font-size:medium;&quot;&gt;Patricia Fisch and César Marques for Portuguese&lt;/span&gt;&lt;/li&gt;
-&lt;li style=&quot; font-size:10pt;&quot; style=&quot; margin-top:0px; margin-bottom:0px; margin-left:0px; margin-right:0px; -qt-block-indent:0; text-indent:0px;&quot;&gt;&lt;span style=&quot; font-size:medium;&quot;&gt;Ilia Ryabokon for Russian&lt;/span&gt;&lt;/li&gt;
-&lt;li style=&quot; font-size:10pt;&quot; style=&quot; margin-top:0px; margin-bottom:0px; margin-left:0px; margin-right:0px; -qt-block-indent:0; text-indent:0px;&quot;&gt;&lt;span style=&quot; font-size:medium;&quot;&gt;Anki Chen for Traditional Chinese&lt;/span&gt;&lt;/li&gt;
-&lt;li style=&quot; font-size:10pt;&quot; style=&quot; margin-top:0px; margin-bottom:0px; margin-left:0px; margin-right:0px; -qt-block-indent:0; text-indent:0px;&quot;&gt;&lt;span style=&quot; font-size:medium;&quot;&gt;Jaroslav Ryník for Slovak&lt;/span&gt;&lt;/li&gt;
-&lt;li style=&quot; font-size:10pt;&quot; style=&quot; margin-top:0px; margin-bottom:0px; margin-left:0px; margin-right:0px; -qt-block-indent:0; text-indent:0px;&quot;&gt;&lt;span style=&quot; font-size:medium;&quot;&gt;Dorian Fuentes and Juan José Gutiérrez Aparicio for Spanish&lt;/span&gt;&lt;/li&gt;
-&lt;li style=&quot; font-size:10pt;&quot; style=&quot; margin-top:0px; margin-bottom:12px; margin-left:0px; margin-right:0px; -qt-block-indent:0; text-indent:0px;&quot;&gt;&lt;span style=&quot; font-size:medium;&quot;&gt;Ferhat Ozkasgarli for Turkish&lt;/span&gt;&lt;/li&gt;&lt;/ul&gt;&lt;/body&gt;&lt;/html&gt;</string>
+&lt;/style&gt;&lt;/head&gt;&lt;body style=&quot; font-family:'Cantarell'; font-size:10pt; font-weight:400; font-style:normal;&quot;&gt;
+&lt;p style=&quot; margin-top:18px; margin-bottom:12px; margin-left:0px; margin-right:0px; -qt-block-indent:0; text-indent:0px;&quot;&gt;&lt;span style=&quot; font-family:'Ubuntu'; font-size:16pt; font-weight:600;&quot;&gt;Translations&lt;/span&gt;&lt;/p&gt;
+&lt;p style=&quot; margin-top:16px; margin-bottom:12px; margin-left:0px; margin-right:0px; -qt-block-indent:0; text-indent:0px;&quot;&gt;&lt;span style=&quot; font-family:'Ubuntu'; font-size:12pt;&quot;&gt;A special thanks to:&lt;/span&gt;&lt;/p&gt;
+&lt;ul style=&quot;margin-top: 0px; margin-bottom: 0px; margin-left: 0px; margin-right: 0px; -qt-list-indent: 1;&quot;&gt;&lt;li style=&quot; font-family:'Ubuntu'; font-weight:600;&quot; style=&quot; margin-top:16px; margin-bottom:0px; margin-left:0px; margin-right:0px; -qt-block-indent:0; text-indent:0px;&quot;&gt;&lt;span style=&quot; font-size:medium; font-weight:400;&quot;&gt;Alexander Angelov and Iva Ninova for Bulgarian&lt;/span&gt;&lt;/li&gt;
+&lt;li style=&quot; font-family:'Ubuntu';&quot; style=&quot; margin-top:0px; margin-bottom:0px; margin-left:0px; margin-right:0px; -qt-block-indent:0; text-indent:0px;&quot;&gt;&lt;span style=&quot; font-size:medium;&quot;&gt;Francesc Busquets for Catalan&lt;/span&gt;&lt;/li&gt;
+&lt;li style=&quot; font-family:'Ubuntu';&quot; style=&quot; margin-top:0px; margin-bottom:0px; margin-left:0px; margin-right:0px; -qt-block-indent:0; text-indent:0px;&quot;&gt;&lt;span style=&quot; font-size:medium;&quot;&gt;Jaroslav Krejčí, Janek Wagner for Czech&lt;/span&gt;&lt;/li&gt;
+&lt;li style=&quot; font-family:'Ubuntu';&quot; style=&quot; margin-top:0px; margin-bottom:0px; margin-left:0px; margin-right:0px; -qt-block-indent:0; text-indent:0px;&quot;&gt;&lt;span style=&quot; font-size:medium;&quot;&gt;Geert Kraeye and Derk Klomp for Dutch&lt;/span&gt;&lt;/li&gt;
+&lt;li style=&quot; font-family:'Ubuntu';&quot; style=&quot; margin-top:0px; margin-bottom:0px; margin-left:0px; margin-right:0px; -qt-block-indent:0; text-indent:0px;&quot;&gt;&lt;span style=&quot; font-size:medium;&quot;&gt;Christian Oïhénart and François Bocquet for French&lt;/span&gt;&lt;/li&gt;
+&lt;li style=&quot; font-family:'Ubuntu';&quot; style=&quot; margin-top:0px; margin-bottom:0px; margin-left:0px; margin-right:0px; -qt-block-indent:0; text-indent:0px;&quot;&gt;&lt;span style=&quot; font-size:medium;&quot;&gt;Hans-Peter Zahno and Klaus Tenner for German&lt;/span&gt;&lt;/li&gt;
+&lt;li style=&quot; font-family:'Ubuntu';&quot; style=&quot; margin-top:0px; margin-bottom:0px; margin-left:0px; margin-right:0px; -qt-block-indent:0; text-indent:0px;&quot;&gt;&lt;span style=&quot; font-size:medium;&quot;&gt;Yannis Kiolalis for Greek&lt;/span&gt;&lt;/li&gt;
+&lt;li style=&quot; font-family:'Ubuntu';&quot; style=&quot; margin-top:0px; margin-bottom:0px; margin-left:0px; margin-right:0px; -qt-block-indent:0; text-indent:0px;&quot;&gt;&lt;span style=&quot; font-size:medium;&quot;&gt;Antonello Comi and Marco Menardi for Italian&lt;/span&gt;&lt;/li&gt;
+&lt;li style=&quot; font-family:'Ubuntu';&quot; style=&quot; margin-top:0px; margin-bottom:0px; margin-left:0px; margin-right:0px; -qt-block-indent:0; text-indent:0px;&quot;&gt;&lt;span style=&quot; font-size:medium;&quot;&gt;Didier Clerc for Japanese&lt;/span&gt;&lt;/li&gt;
+&lt;li style=&quot; font-family:'Ubuntu';&quot; style=&quot; margin-top:0px; margin-bottom:0px; margin-left:0px; margin-right:0px; -qt-block-indent:0; text-indent:0px;&quot;&gt;&lt;span style=&quot; font-size:medium;&quot;&gt;Faraniaina Domoina Rabarijaona for Malagasy&lt;/span&gt;&lt;/li&gt;
+&lt;li style=&quot; font-family:'Ubuntu';&quot; style=&quot; margin-top:0px; margin-bottom:0px; margin-left:0px; margin-right:0px; -qt-block-indent:0; text-indent:0px;&quot;&gt;&lt;span style=&quot; font-size:medium;&quot;&gt;Patricia Fisch and César Marques for Portuguese&lt;/span&gt;&lt;/li&gt;
+&lt;li style=&quot; font-family:'Ubuntu';&quot; style=&quot; margin-top:0px; margin-bottom:0px; margin-left:0px; margin-right:0px; -qt-block-indent:0; text-indent:0px;&quot;&gt;&lt;span style=&quot; font-size:medium;&quot;&gt;Ilia Ryabokon for Russian&lt;/span&gt;&lt;/li&gt;
+&lt;li style=&quot; font-family:'Ubuntu';&quot; style=&quot; margin-top:0px; margin-bottom:0px; margin-left:0px; margin-right:0px; -qt-block-indent:0; text-indent:0px;&quot;&gt;&lt;span style=&quot; font-size:medium;&quot;&gt;Anki Chen for Traditional Chinese&lt;/span&gt;&lt;/li&gt;
+&lt;li style=&quot; font-family:'Ubuntu';&quot; style=&quot; margin-top:0px; margin-bottom:0px; margin-left:0px; margin-right:0px; -qt-block-indent:0; text-indent:0px;&quot;&gt;&lt;span style=&quot; font-size:medium;&quot;&gt;Jaroslav Ryník for Slovak&lt;/span&gt;&lt;/li&gt;
+&lt;li style=&quot; font-family:'Ubuntu';&quot; style=&quot; margin-top:0px; margin-bottom:0px; margin-left:0px; margin-right:0px; -qt-block-indent:0; text-indent:0px;&quot;&gt;&lt;span style=&quot; font-size:medium;&quot;&gt;Dorian Fuentes and Juan José Gutiérrez Aparicio for Spanish&lt;/span&gt;&lt;/li&gt;
+&lt;li style=&quot; font-family:'Ubuntu';&quot; style=&quot; margin-top:0px; margin-bottom:12px; margin-left:0px; margin-right:0px; -qt-block-indent:0; text-indent:0px;&quot;&gt;&lt;span style=&quot; font-size:medium;&quot;&gt;Ferhat Ozkasgarli for Turkish&lt;/span&gt;&lt;/li&gt;&lt;/ul&gt;&lt;/body&gt;&lt;/html&gt;</string>
          </property>
         </widget>
        </item>
```
Left out of the diff: 10 changed lines with no effect on the pictures.
